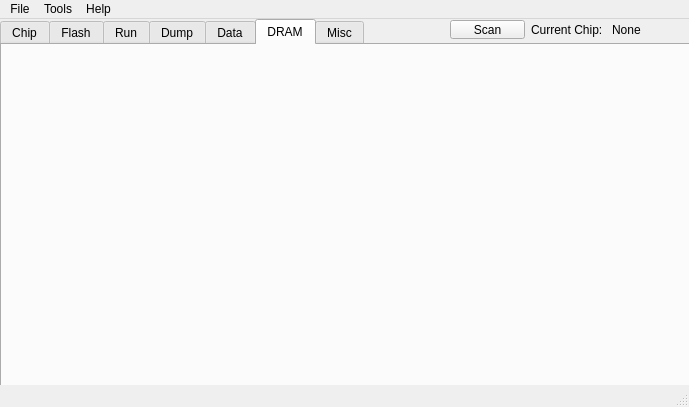
Qt form src/mainwindow.ui (YuzukiTsuru/YFEL) before a commit.
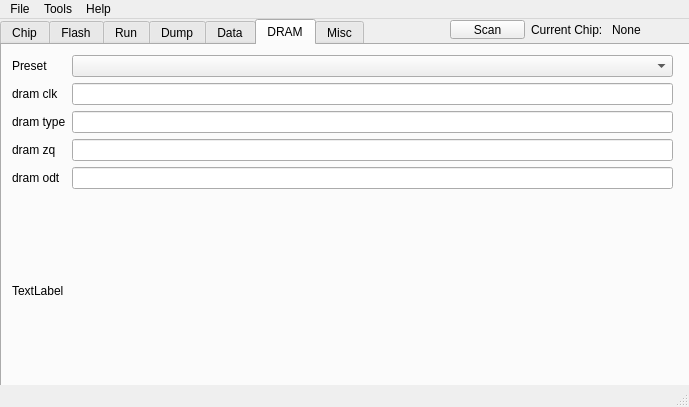
The same form after that commit. The open tabs and pages were chosen to show the change.

Diff of the .ui file:
```diff
--- a/src/mainwindow.ui
+++ b/src/mainwindow.ui
@@ -572,6 +572,75 @@
      <attribute name="title">
       <string>DRAM</string>
      </attribute>
+     <widget class="QWidget" name="gridLayoutWidget_3">
+      <property name="geometry">
+       <rect>
+        <x>10</x>
+        <y>10</y>
+        <width>661</width>
+        <height>331</height>
+       </rect>
+      </property>
+      <layout class="QGridLayout" name="gridLayout_3">
+       <item row="0" column="2">
+        <widget class="QComboBox" name="dram_load_preset_comboBox"/>
+       </item>
+       <item row="3" column="0">
+        <widget class="QLabel" name="dram_dram_zq_label">
+         <property name="text">
+          <string>dram zq</string>
+         </property>
+        </widget>
+       </item>
+       <item row="1" column="2">
+        <widget class="QLineEdit" name="dram_dram_clk_lineEdit"/>
+       </item>
+       <item row="3" column="2">
+        <widget class="QLineEdit" name="dram_dram_zq_lineEdit"/>
+       </item>
+       <item row="4" column="2">
+        <widget class="QLineEdit" name="dram_dram_odt_en_lineEdit"/>
+       </item>
+       <item row="1" column="0">
+        <widget class="QLabel" name="dram_label_dram_clk">
+         <property name="text">
+          <string>dram clk</string>
+         </property>
+        </widget>
+       </item>
+       <item row="4" column="0">
+        <widget class="QLabel" name="dram_dram_odt_en_label">
+         <property name="text">
+          <string>dram odt</string>
+         </property>
+        </widget>
+       </item>
+       <item row="2" column="0">
+        <widget class="QLabel" name="dram_dram_type_label">
+         <property name="text">
+          <string>dram type</string>
+         </property>
+        </widget>
+       </item>
+       <item row="0" column="0">
+        <widget class="QLabel" name="dram_load_preset_label">
+         <property name="text">
+          <string>Preset</string>
+         </property>
+        </widget>
+       </item>
+       <item row="2" column="2">
+        <widget class="QLineEdit" name="dram_dram_type_lineEdit"/>
+       </item>
+       <item row="5" column="0">
+        <widget class="QLabel" name="label">
+         <property name="text">
+          <string>TextLabel</string>
+         </property>
+        </widget>
+       </item>
+      </layout>
+     </widget>
     </widget>
     <widget class="QWidget" name="misc_tab">
      <attribute name="title">
```
Left out of the diff: 2 changed lines with no effect on the pictures.
